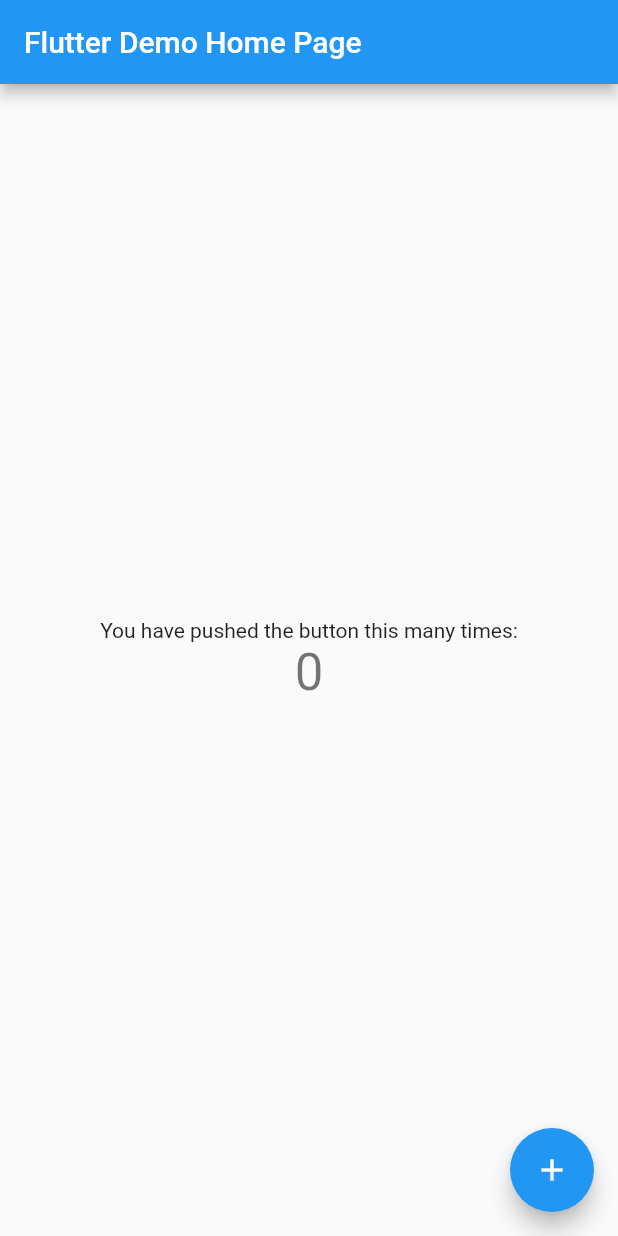
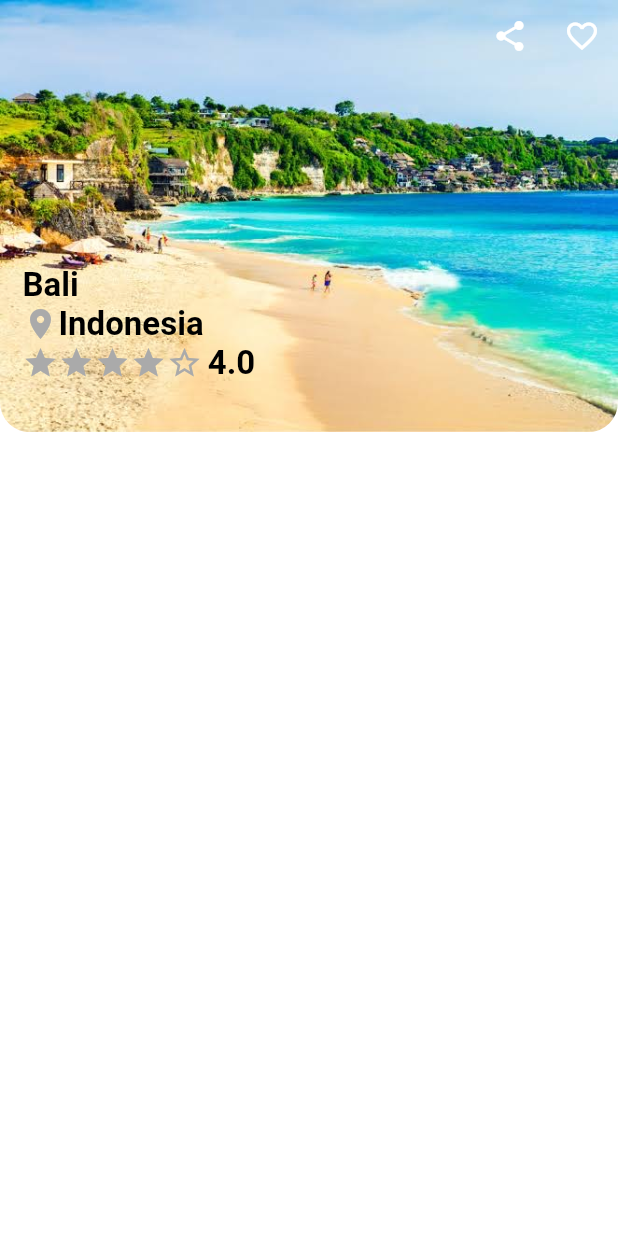
Before and after one commit to shu0121/flutter_challenge01, a Flutter app: the screen it shows after launch, on a phone screen of 412 x 824 dp. Run offline on Flutter 3.47's test engine with Material 2 defaults, Android fonts, the phone set to English and light mode, and no system bars.

Commit message:
途中経過

```diff
--- /dev/null
+++ b/lib/constants.dart
@@ -0,0 +1,6 @@
+import 'package:flutter/material.dart';
+
+//色
+const Color primaryColor = Color(0xffaaaaaa);
+
+const TextStyle titleStyle = TextStyle(color: Colors.black, fontSize: 22, fontWeight: FontWeight.bold,);
--- a/lib/main.dart
+++ b/lib/main.dart
@@ -1,115 +1,158 @@
 import 'package:flutter/material.dart';
+import 'package:flutter_challenge01/constants.dart';
 
 void main() {
   runApp(const MyApp());
 }
 
 class MyApp extends StatelessWidget {
-  const MyApp({super.key});
+  const MyApp({Key? key}) : super(key: key);
 
-  // This widget is the root of your application.
   @override
   Widget build(BuildContext context) {
     return MaterialApp(
-      title: 'Flutter Demo',
+      title: 'Travel',
       theme: ThemeData(
-        // This is the theme of your application.
-        //
-        // Try running your application with "flutter run". You'll see the
-        // application has a blue toolbar. Then, without quitting the app, try
-        // changing the primarySwatch below to Colors.green and then invoke
-        // "hot reload" (press "r" in the console where you ran "flutter run",
-        // or simply save your changes to "hot reload" in a Flutter IDE).
-        // Notice that the counter didn't reset back to zero; the application
-        // is not restarted.
-        primarySwatch: Colors.blue,
+        appBarTheme: const AppBarTheme(
+          // color: Colors.grey,
+          elevation: 0,
+          iconTheme: IconThemeData(
+            color: Colors.grey,
+          ),
+        ),
+        primaryColor: primaryColor,
+        scaffoldBackgroundColor: Colors.white,
       ),
-      home: const MyHomePage(title: 'Flutter Demo Home Page'),
+      debugShowCheckedModeBanner: false,
+      home: const MyHomePage(),
     );
   }
 }
 
 class MyHomePage extends StatefulWidget {
-  const MyHomePage({super.key, required this.title});
-
-  // This widget is the home page of your application. It is stateful, meaning
-  // that it has a State object (defined below) that contains fields that affect
-  // how it looks.
-
-  // This class is the configuration for the state. It holds the values (in this
-  // case the title) provided by the parent (in this case the App widget) and
-  // used by the build method of the State. Fields in a Widget subclass are
-  // always marked "final".
-
-  final String title;
+  const MyHomePage({Key? key}) : super(key: key);
 
   @override
   State<MyHomePage> createState() => _MyHomePageState();
 }
 
 class _MyHomePageState extends State<MyHomePage> {
-  int _counter = 0;
-
-  void _incrementCounter() {
-    setState(() {
-      // This call to setState tells the Flutter framework that something has
-      // changed in this State, which causes it to rerun the build method below
-      // so that the display can reflect the updated values. If we changed
-      // _counter without calling setState(), then the build method would not be
-      // called again, and so nothing would appear to happen.
-      _counter++;
-    });
-  }
 
   @override
-  Widget build(BuildContext context) {
-    // This method is rerun every time setState is called, for instance as done
-    // by the _incrementCounter method above.
-    //
-    // The Flutter framework has been optimized to make rerunning build methods
-    // fast, so that you can just rebuild anything that needs updating rather
-    // than having to individually change instances of widgets.
+    Widget build(BuildContext context){
     return Scaffold(
-      appBar: AppBar(
-        // Here we take the value from the MyHomePage object that was created by
-        // the App.build method, and use it to set our appbar title.
-        title: Text(widget.title),
-      ),
-      body: Center(
-        // Center is a layout widget. It takes a single child and positions it
-        // in the middle of the parent.
+      body: SingleChildScrollView(
         child: Column(
-          // Column is also a layout widget. It takes a list of children and
-          // arranges them vertically. By default, it sizes itself to fit its
-          // children horizontally, and tries to be as tall as its parent.
-          //
-          // Invoke "debug painting" (press "p" in the console, choose the
-          // "Toggle Debug Paint" action from the Flutter Inspector in Android
-          // Studio, or the "Toggle Debug Paint" command in Visual Studio Code)
-          // to see the wireframe for each widget.
-          //
-          // Column has various properties to control how it sizes itself and
-          // how it positions its children. Here we use mainAxisAlignment to
-          // center the children vertically; the main axis here is the vertical
-          // axis because Columns are vertical (the cross axis would be
-          // horizontal).
-          mainAxisAlignment: MainAxisAlignment.center,
-          children: <Widget>[
-            const Text(
-              'You have pushed the button this many times:',
-            ),
-            Text(
-              '$_counter',
-              style: Theme.of(context).textTheme.headline4,
+          children: [
+            Stack(
+              children: [
+                ClipRRect(
+                  borderRadius: BorderRadius.only(
+                    bottomLeft: Radius.circular(20),
+                    bottomRight: Radius.circular(20),
+                  ),
+                  child: Image.asset('images/pracePic/IMG_2237.JPG'),
+                ),
+                SafeArea(
+                    child:Container(
+                      child: Row(
+                        mainAxisAlignment: MainAxisAlignment.end,
+                        children: [
+                          IconButton(onPressed: (){}, icon: Icon(Icons.share), color: Colors.white,),
+                          IconButton(onPressed: (){}, icon: Icon(Icons.favorite_border), color: Colors.white,)
+                        ],
+                      ),
+                    ),
+                ),
+                Container(
+                  height: 350,
+                  padding: EdgeInsets.only(
+                    left: 15.0,
+                    bottom: 95.0,
+                  ),
+                  child: Column(
+                    mainAxisAlignment: MainAxisAlignment.end,
+                    crossAxisAlignment: CrossAxisAlignment.start,
+                    children: [
+                      Text('Bali', style: titleStyle,),
+                      Row(
+                          children: [
+                            Icon(Icons.place, color: primaryColor,),
+                            Text('Indonesia', style: titleStyle,),
+                          ],
+                        ),
+                      Row(
+                        children: [
+                          Icon(Icons.star, color: primaryColor,),
+                          Icon(Icons.star, color: primaryColor,),
+                          Icon(Icons.star, color: primaryColor,),
+                          Icon(Icons.star, color: primaryColor,),
+                          Icon(Icons.star_border, color: primaryColor,),
+                          Text(' '),
+                          Text('4.0', style: titleStyle,),
+                        ],
+                      ),
+                    ],
+                  ),
+
+                ),
+              ],
             ),
           ],
+          // children: ClipRRect(
+          //   borderRadius: BorderRadius.circular(30),
+          //   child: Image.asset('images/pracePic/IMG_2237.JPG'),
+          // ),
         ),
       ),
-      floatingActionButton: FloatingActionButton(
-        onPressed: _incrementCounter,
-        tooltip: 'Increment',
-        child: const Icon(Icons.add),
-      ), // This trailing comma makes auto-formatting nicer for build methods.
     );
   }
 }
+
+//   @override
+//   Widget build(BuildContext context) {
+//     return Scaffold(
+//       appBar: AppBar(
+//         actions: [
+//           IconButton(onPressed: (){}, icon: Icon(Icons.navigate_before_outlined), color: Colors.white,),
+//           IconButton(onPressed: (){}, icon: Icon(Icons.favorite_border), color: Colors.white,)
+//
+//         ],
+//       ),
+//       body: Container(
+//         decoration: BoxDecoration(
+//           image: DecorationImage(
+//             image: AssetImage('images/pracePic/IMG_2237.JPG'),
+//           ),
+//           border: Border.all(color: Colors.white, width: 3,),
+//           borderRadius: BorderRadius.circular(50),
+//         ),
+//         child: Column(
+//           children: [
+//                 Text('Bali', style: titleStyle,),
+//                 Container(
+//                   child: Row(
+//                     children: [
+//                       Icon(Icons.place, color: primaryColor,),
+//                       Text('Indonesia', style: titleStyle,),
+//                     ],
+//                   ),
+//                 ),
+//             Container(
+//               child: Row(
+//                 children: [
+//                   Icon(Icons.star, color: primaryColor,),
+//                   Icon(Icons.star, color: primaryColor,),
+//                   Icon(Icons.star, color: primaryColor,),
+//                   Icon(Icons.star, color: primaryColor,),
+//                   Icon(Icons.star_border, color: primaryColor,),
+//                   Text('4.0', style: titleStyle,),
+//                 ],
+//               ),
+//             ),
+//           ],
+//         ),
+//       ),
+//     );
+//   }
+// }
--- a/pubspec.yaml
+++ b/pubspec.yaml
@@ -63,6 +63,8 @@
   # assets:
   #   - images/a_dot_burr.jpeg
   #   - images/a_dot_ham.jpeg
+  assets:
+    - images/pracePic/
 
   # An image asset can refer to one or more resolution-specific "variants", see
   # https://flutter.dev/assets-and-images/#resolution-aware
```
Also changed, not shown: images/pracePic/IMG_2237.JPG (added).
